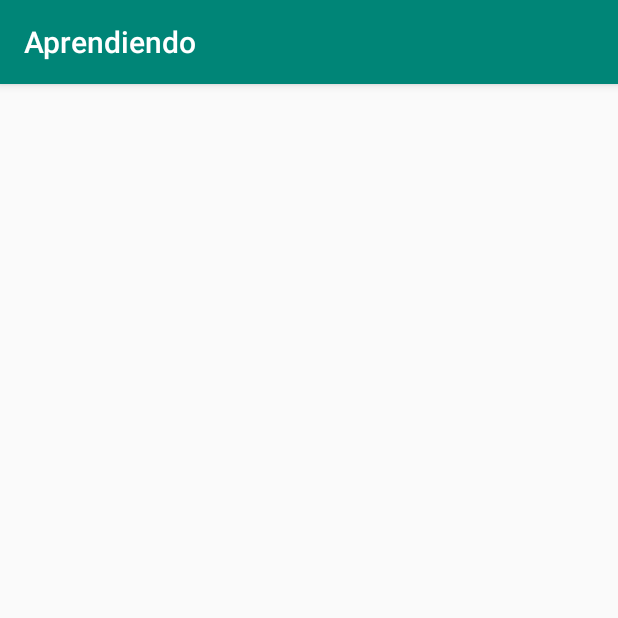
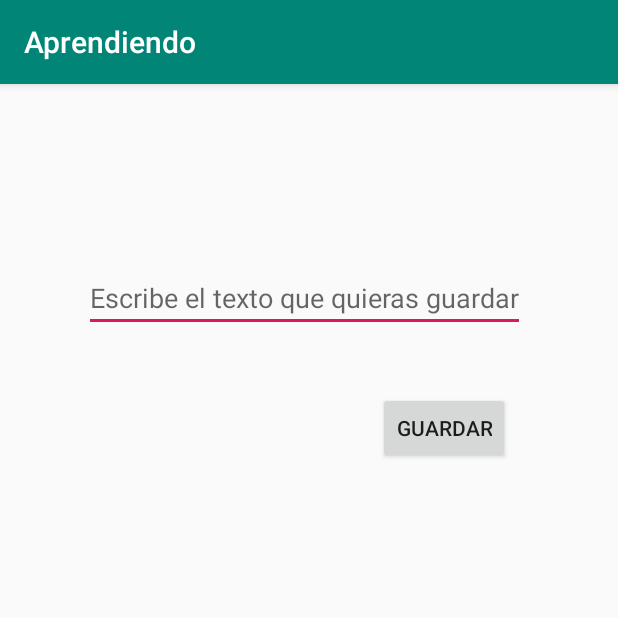
Before and after one commit to ingjuandiegobonilla/comohaceraplicacionesdesde0ejercicios, an Android app: the screen it shows after launch (MainActivity), on a phone screen of 412 x 824 dp, the top half of it. Run offline under Robolectric (Android 15) with nearby library versions, the phone set to English and light mode, and no system bars.

Commit message:
it works

```diff
--- a/app/src/main/java/com/example/aprendiendo/MainActivity.java
+++ b/app/src/main/java/com/example/aprendiendo/MainActivity.java
@@ -2,23 +2,52 @@ package com.example.aprendiendo;
 
 import androidx.appcompat.app.AppCompatActivity;
 
+import android.content.Context;
+import android.content.SharedPreferences;
 import android.os.Bundle;
 import android.view.View;
-import android.view.animation.Animation;
-import android.view.animation.AnimationUtils;
 import android.widget.Button;
-import android.widget.ImageView;
+import android.widget.EditText;
 
-public class MainActivity extends AppCompatActivity  {
+public class MainActivity extends AppCompatActivity implements View.OnClickListener {
 
-
+    EditText saveText;
+    Button saveButton;
 
     @Override
     protected void onCreate(Bundle savedInstanceState) {
         super.onCreate(savedInstanceState);
         setContentView(R.layout.activity_main);
 
+        saveText = findViewById(R.id.save_text);
+        saveButton = findViewById(R.id.save_button);
+
+        SharedPreferences pref = getSharedPreferences("textoGuardado", Context.MODE_PRIVATE);
+        saveText.setText(pref.getString("dato", ""));
+
+        saveButton.setOnClickListener(this);
+
     }
 
 
+    @Override
+    public void onClick(View v) {
+
+        switch (v.getId()) {
+
+            case R.id.save_button:
+                String dato = saveText.getText().toString();
+                SharedPreferences preferencias = getSharedPreferences("textoGuardado", Context.MODE_PRIVATE);
+                SharedPreferences.Editor editor = preferencias.edit();
+                editor.putString("dato",dato);
+                editor.commit();
+                finish();
+                break;
+            default:
+                break;
+
+
+        }
+
+    }
 }
--- a/app/src/main/res/layout/activity_main.xml
+++ b/app/src/main/res/layout/activity_main.xml
@@ -7,4 +7,24 @@
     tools:context=".MainActivity">
 
 
+    <Button
+        android:id="@+id/save_button"
+        android:layout_width="wrap_content"
+        android:layout_height="wrap_content"
+        android:layout_marginStart="252dp"
+        android:layout_marginTop="40dp"
+        android:text="@string/save_button"
+        app:layout_constraintStart_toStartOf="parent"
+        app:layout_constraintTop_toBottomOf="@+id/save_text" />
+
+    <EditText
+        android:id="@+id/save_text"
+        android:layout_width="wrap_content"
+        android:layout_height="wrap_content"
+        android:layout_marginStart="56dp"
+        android:layout_marginTop="120dp"
+        android:hint="@string/save_text"
+        android:text=""
+        app:layout_constraintStart_toStartOf="parent"
+        app:layout_constraintTop_toTopOf="parent" />
 </androidx.constraintlayout.widget.ConstraintLayout>
--- a/app/src/main/res/values/strings.xml
+++ b/app/src/main/res/values/strings.xml
@@ -1,3 +1,5 @@
 <resources>
     <string name="app_name">Aprendiendo</string>
+    <string name="save_button">Guardar</string>
+    <string name="save_text">Escribe el texto que quieras guardar</string>
 </resources>
```
